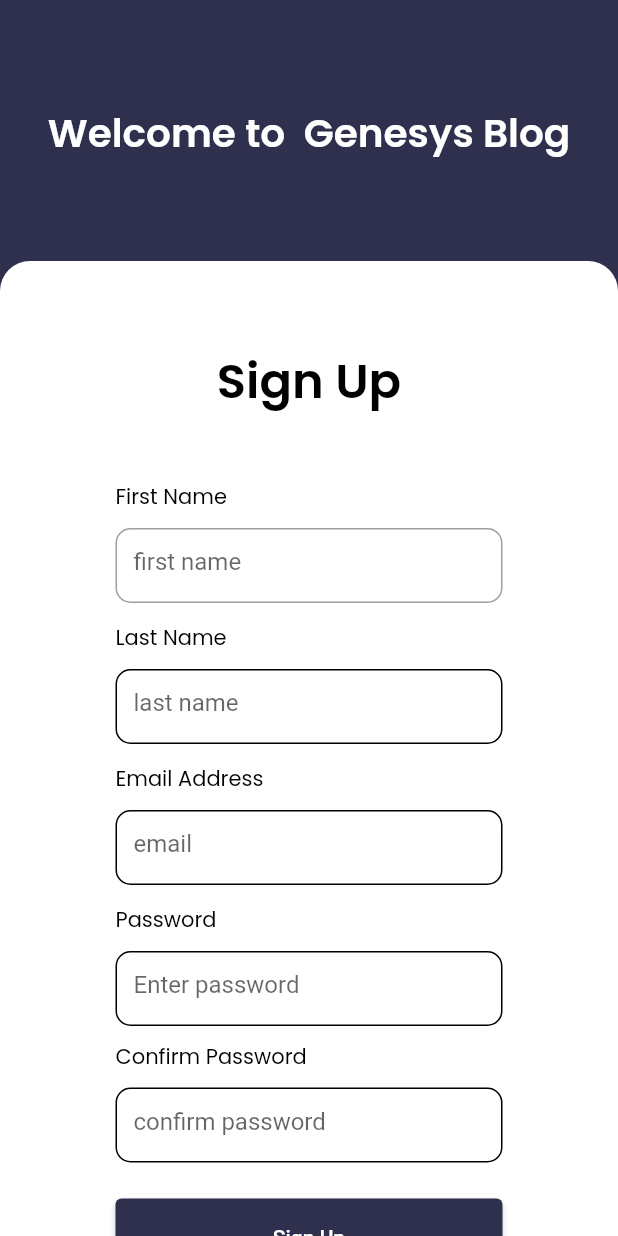
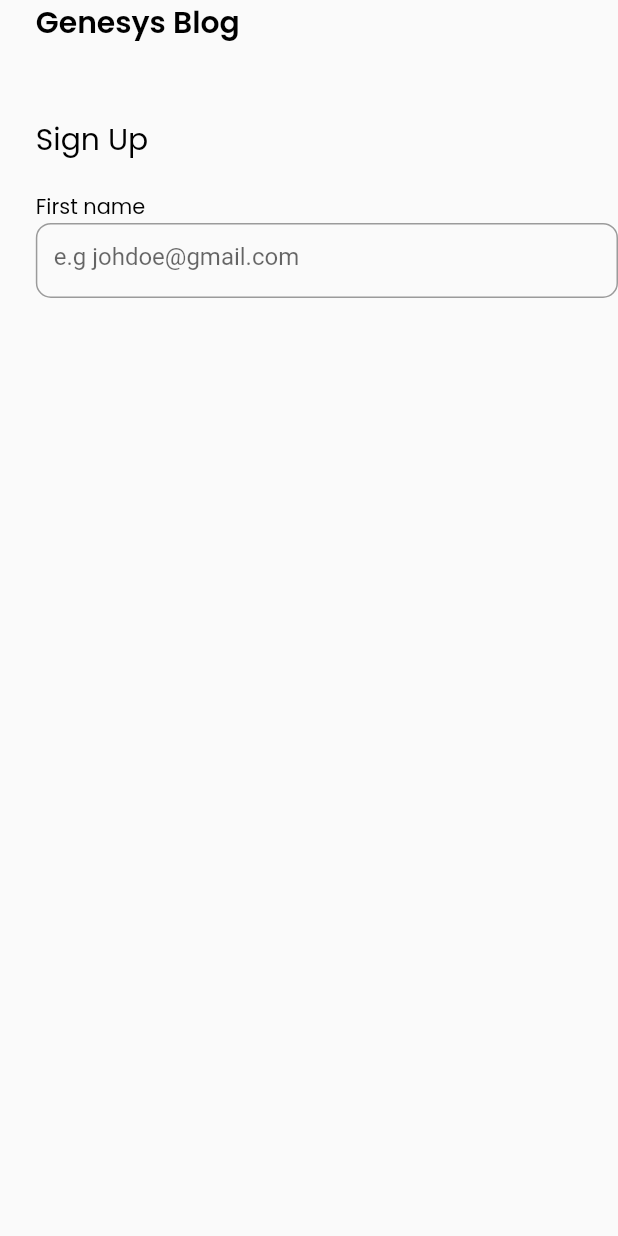
Before and after one commit to Imma76/genysis-blog-replica, a Flutter app: the screen it shows after launch, on a phone screen of 412 x 824 dp. Run offline on Flutter 3.47's test engine with Material 2 defaults, Android fonts, the phone set to English and light mode, and no system bars; our stand-ins replace bot_toast, cached_network_image, flutter_markdown, flutter_riverpod, flutter_screenutil, gap and 3 more; missing offline and left inert: markdown, markdown_editable_textinput; accounts and stored records are empty.

Commit message:
sign in first name text field

```diff
--- a/lib/main.dart
+++ b/lib/main.dart
@@ -5,6 +5,7 @@ import 'package:flutter_screenutil/flutter_screenutil.dart';
 import 'package:genesys_blog/controllers/user_controller.dart';
 import 'package:genesys_blog/views/desktop_view/authentication_view/sign_up.dart';
 import 'package:genesys_blog/views/desktop_view/desktop_view_home_page.dart';
+import 'package:genesys_blog/views/mobile_view/authentication_view/sign_in.dart';
 import 'package:responsive_builder/responsive_builder.dart';
 
 import 'controllers/all_providers/all_providers.dart';
@@ -42,8 +43,8 @@ class _MyAppState extends ConsumerState<MyApp> {
   Widget build(BuildContext context) {
     UserController _userController = ref.watch(userProvider);
     return MaterialApp(
-      builder: BotToastInit(), //1. call BotToastInit
-      navigatorObservers: [BotToastNavigatorObserver()],
+        builder: BotToastInit(), //1. call BotToastInit
+        navigatorObservers: [BotToastNavigatorObserver()],
         title: 'Flutter Demo',
         theme: ThemeData(
           // This is the theme of your application.
@@ -68,9 +69,7 @@ class _MyAppState extends ConsumerState<MyApp> {
           mobile: ScreenUtilInit(
               designSize: const Size(414, 1024),
               builder: (context, c) {
-                return _userController.email != null
-                    ? const DesktopViewHomePage()
-                    : const SignUp();
+                return MobileSignIn();
               }),
         ));
   }
--- a/lib/views/mobile_view/authentication_view/sign_in.dart
+++ b/lib/views/mobile_view/authentication_view/sign_in.dart
@@ -1,33 +1,71 @@
 import 'package:flutter/material.dart';
 import 'package:flutter_riverpod/flutter_riverpod.dart';
 import 'package:flutter_screenutil/flutter_screenutil.dart';
+import 'package:gap/gap.dart';
 import 'package:genesys_blog/constant.dart';
 import 'package:google_fonts/google_fonts.dart';
 
 
-class SignIn extends ConsumerStatefulWidget {
-  const SignIn({Key? key}) : super(key: key);
+class MobileSignIn extends ConsumerStatefulWidget {
+  const MobileSignIn({Key? key}) : super(key: key);
 
   @override
   ConsumerState<ConsumerStatefulWidget> createState() => _SignInState();
 }
 
-class _SignInState extends ConsumerState<SignIn> {
+class _SignInState extends ConsumerState<MobileSignIn> {
 
   @override
   Widget build(BuildContext context) {
     return Scaffold(
-      body: Column(
+      body: Padding(
+        padding:  EdgeInsets.only(left:24.w),
+        child: Column(
+          crossAxisAlignment: CrossAxisAlignment.start,
           children: [
              Text(
-              'Welcome to  Genesys Blog',
+                'Genesys Blog',
                 style: GoogleFonts.poppins(
                   fontSize: 20.sp,
                   fontWeight: FontWeight.w600,
                   color: black,
                 ),
               ),
+              Gap(60.h),
+               Text(
+                'Sign Up',
+                textAlign: TextAlign.left,
+                style: GoogleFonts.poppins(
+                  fontSize: 20.sp,
+                  fontWeight: FontWeight.w400,
+                  color: black,
+                ),
+              ),
+              Gap(24.h),
+               Text(
+                'First name',
+                style: GoogleFonts.poppins(
+                  fontSize: 14.sp,
+                  fontWeight: FontWeight.w400,
+                  color: black,
+                ),
+              ),
+               SizedBox(
+                    height: 50,
+                    child: TextField(
+                     // controller: _userController.emailController,
+                      //  maxLines: 0,
+                      decoration: InputDecoration(
+                          hintText: 'e.g johdoe@gmail.com',
+                          border: OutlineInputBorder(
+                              borderRadius: BorderRadius.circular(10),
+                              borderSide: BorderSide(
+                                color: black,
+                              ))),
+                    ),
+                  ),
           ],
+        ),
       ),
     );
   }
```
Lines whose indentation alone changed are shown as unchanged.
